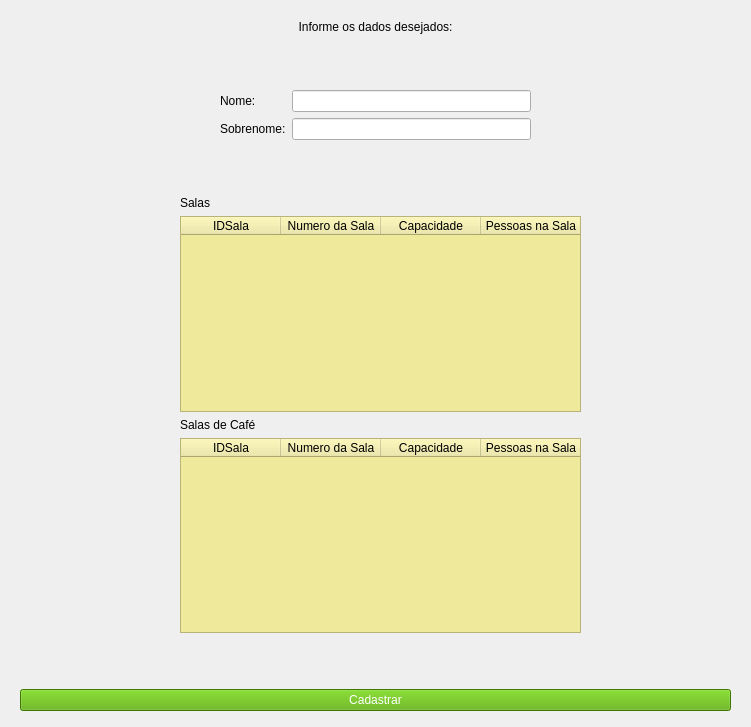
Above: sistema/screens/cadastroPessoas.ui from GEspinosa7/DesafioGD before the change. Below: the same form after it.
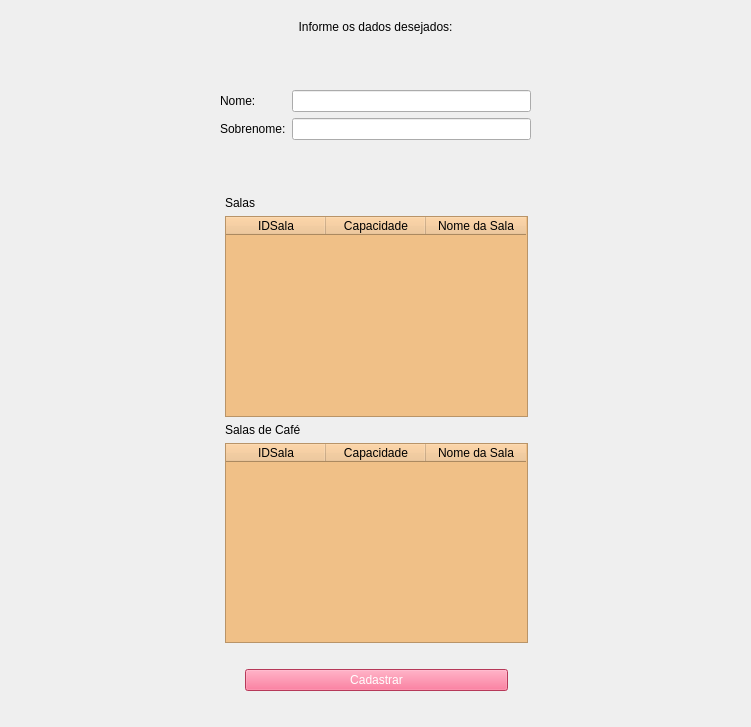
That is the form after the change.

```diff
--- a/sistema/screens/cadastroPessoas.ui
+++ b/sistema/screens/cadastroPessoas.ui
@@ -144,16 +144,16 @@
       <item>
        <layout class="QVBoxLayout" name="verticalLayout_4">
         <property name="leftMargin">
-         <number>160</number>
+         <number>205</number>
         </property>
         <property name="topMargin">
          <number>0</number>
         </property>
         <property name="rightMargin">
-         <number>150</number>
+         <number>203</number>
         </property>
         <property name="bottomMargin">
-         <number>50</number>
+         <number>0</number>
         </property>
         <item>
          <widget class="QLabel" name="label_3">
@@ -165,7 +165,7 @@
         <item>
          <widget class="QTableWidget" name="tableWidget_sala">
           <property name="styleSheet">
-           <string notr="true">background-color: rgb(239, 233, 156);</string>
+           <string notr="true">background-color: rgb(240, 192, 135);</string>
           </property>
           <property name="horizontalScrollBarPolicy">
            <enum>Qt::ScrollBarAlwaysOff</enum>
@@ -181,11 +181,6 @@
             <string>IDSala</string>
            </property>
           </column>
-          <column>
-           <property name="text">
-            <string>Numero da Sala</string>
-           </property>
-          </column>
           <column>
            <property name="text">
             <string>Capacidade</string>
@@ -193,7 +188,7 @@
           </column>
           <column>
            <property name="text">
-            <string>Pessoas na Sala</string>
+            <string>Nome da Sala</string>
            </property>
           </column>
          </widget>
@@ -208,7 +203,7 @@
         <item>
          <widget class="QTableWidget" name="tableWidget_cafe">
           <property name="styleSheet">
-           <string notr="true">background-color: rgb(239, 233, 156);</string>
+           <string notr="true">background-color: rgb(240, 192, 135);</string>
           </property>
           <property name="horizontalScrollBarPolicy">
            <enum>Qt::ScrollBarAlwaysOff</enum>
@@ -224,11 +219,6 @@
             <string>IDSala</string>
            </property>
           </column>
-          <column>
-           <property name="text">
-            <string>Numero da Sala</string>
-           </property>
-          </column>
           <column>
            <property name="text">
             <string>Capacidade</string>
@@ -236,13 +226,25 @@
           </column>
           <column>
            <property name="text">
-            <string>Pessoas na Sala</string>
+            <string>Nome da Sala</string>
            </property>
           </column>
          </widget>
         </item>
-       </layout>
-      </item>
+        <item>
+         <layout class="QVBoxLayout" name="verticalLayout_5">
+          <property name="leftMargin">
+           <number>20</number>
+          </property>
+          <property name="topMargin">
+           <number>20</number>
+          </property>
+          <property name="rightMargin">
+           <number>20</number>
+          </property>
+          <property name="bottomMargin">
+           <number>20</number>
+          </property>
       <item>
        <widget class="QPushButton" name="btnCadastrar">
         <property name="minimumSize">
@@ -252,7 +254,7 @@
          </size>
         </property>
         <property name="styleSheet">
-         <string notr="true">background-color: rgb(85, 170, 0);
+             <string notr="true">background-color: rgb(255, 80, 125);
 font: 75 12pt &quot;MS Shell Dlg 2&quot;;
 color: rgb(255, 255, 255);</string>
         </property>
@@ -260,6 +262,10 @@
          <string>Cadastrar</string>
         </property>
        </widget>
+          </item>
+         </layout>
+        </item>
+       </layout>
       </item>
      </layout>
     </item>
```
Lines whose indentation alone changed are shown as unchanged.
